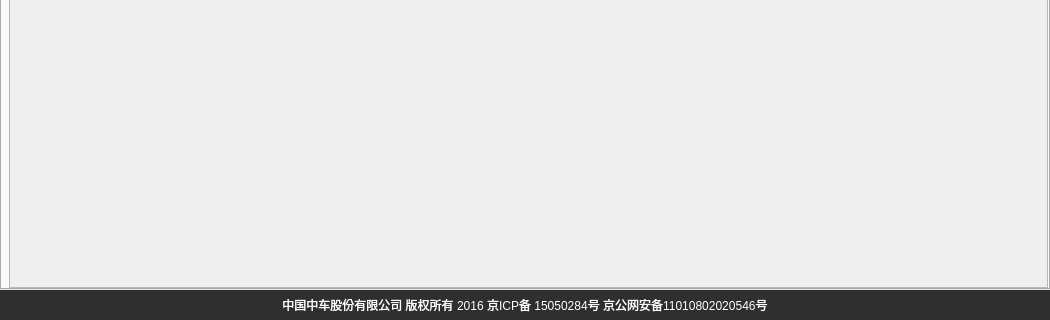
The window that homewindow.ui (liuyufeng509/cloud-client) describes before a commit, drawn with Qt 5; both pictures show x 0 to 1050 and y 315 to 635 of the 1050 by 635 pixel window.
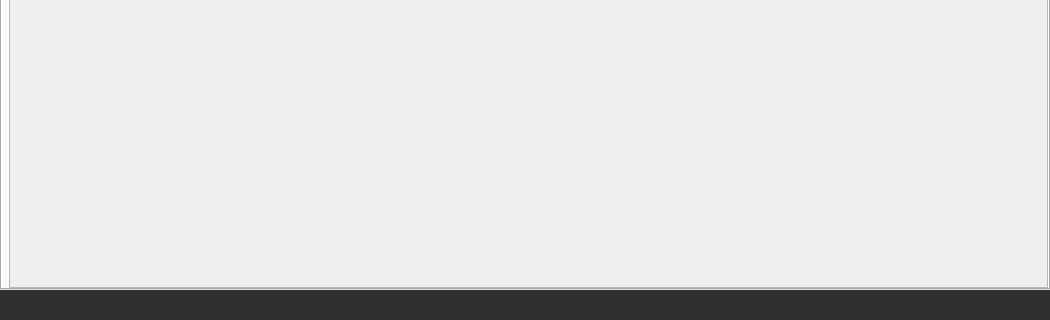
The same window after the commit. Icons and pictures are not drawn. Custom widgets are drawn as their Qt base class.

Patch:
```diff
--- a/homewindow.ui
+++ b/homewindow.ui
@@ -512,7 +512,7 @@
        <string notr="true">background-color: rgb(47, 47, 47);</string>
       </property>
       <property name="text">
-       <string>中国中车股份有限公司 版权所有 2016 京ICP备 15050284号 京公网安备11010802020546号</string>
+       <string/>
       </property>
       <property name="alignment">
        <set>Qt::AlignCenter</set>
```
Left out of the diff: 10 changed lines with no effect on the pictures.
